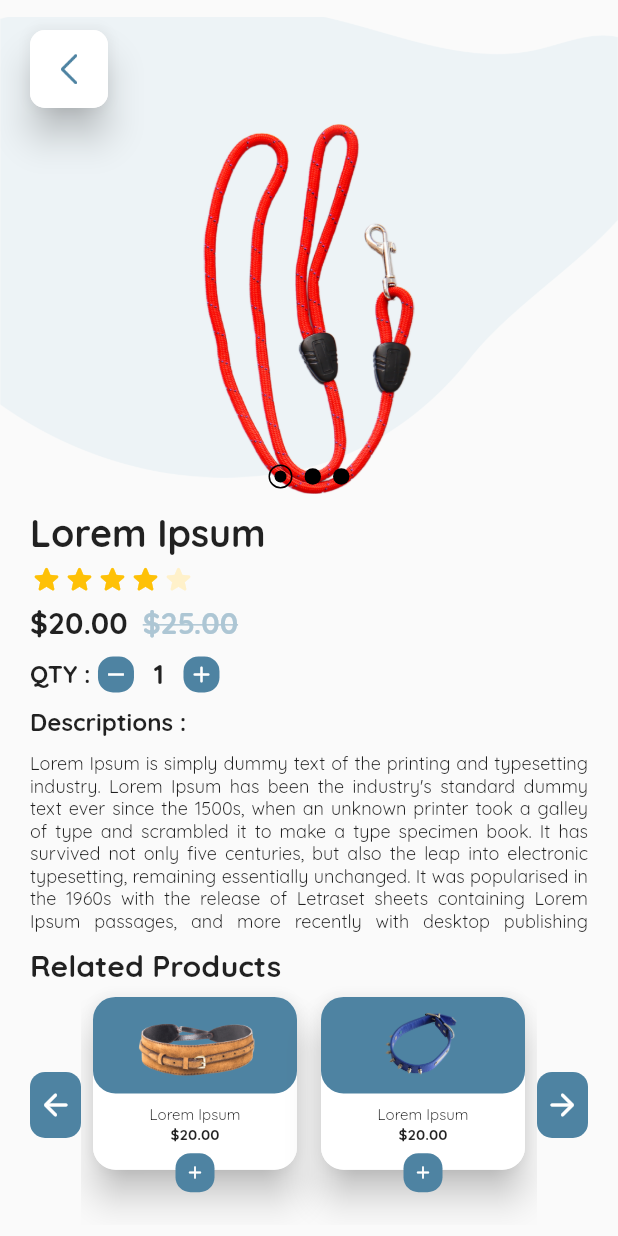
After one commit to rushit5560/Pet_Lover_Project, a Flutter app: the ProductDetailsScreen screen opened directly, on a phone screen of 412 x 824 dp. The commit adds this screen. Run offline on Flutter 3.47's test engine with Material 2 defaults, Android fonts, the phone set to English and light mode, and no system bars; drawn by our look-alikes of carousel_slider, flutter_rating_bar; our stand-ins replace flutter_slidable, get, pin_code_fields.

Commit message:
Product Details Screen UI

```diff
--- a/pet_lover_project/lib/common/common_widgets.dart
+++ b/pet_lover_project/lib/common/common_widgets.dart
@@ -78,7 +78,7 @@ class TextFieldElevationModule extends StatelessWidget {
   }
 }
 
-Widget commonAppBarModule({required title}) {
+Widget commonAppBarModule({required title, int? index}) {
   return Row(
     mainAxisAlignment: MainAxisAlignment.spaceBetween,
     children: [
@@ -91,12 +91,14 @@ Widget commonAppBarModule({required title}) {
           decoration: BoxDecoration(
               borderRadius: BorderRadius.circular(10), color: Colors.white),
           child: Image.asset(
-            AppImages.backButtonImg,
+            index == 0 ? AppImages.menuIconImg :AppImages.backButtonImg,
             scale: 2,
           ),
         ),
       ),
-      Text(
+      index == 0
+      ? Image.asset(AppImages.petLoverNameImg, scale: 3)
+      : Text(
         "$title",
         style: const TextStyle(
             color: Colors.black, fontWeight: FontWeight.bold, fontSize: 22),
--- a/pet_lover_project/lib/common/constants/app_colors.dart
+++ b/pet_lover_project/lib/common/constants/app_colors.dart
@@ -6,4 +6,6 @@ class AppColors {
   static Color colorLightBlue1 = const Color(0xFF68B5E1);
   static Color colorLightBlue = const Color(0xFFEDF3F6);
   static Color colorMenuLightBlue = const Color(0xFFadc6d4);
+  static Color colorOrange = const Color(0xfffec107);
+  static Color colorLightOrange = const Color(0xfffff1ca);
 }
--- a/pet_lover_project/lib/common/constants/app_images.dart
+++ b/pet_lover_project/lib/common/constants/app_images.dart
@@ -33,4 +33,17 @@ class AppImages {
   static const dog1Img = imageMainPath + "dog1.png";
   static const dog2Img = imageMainPath + "dog2.png";
   static const dog3Img = imageMainPath + "dog3.png";
+  static const menuIconImg = imageMainPath + "menu_icon.png";
+  static const petLoverNameImg = imageMainPath + "pet_lover_name.png";
+  static const msgIconImg = imageMainPath + "msg_icon.png";
+  static const productImgListImg = imageMainPath + "product_img_list.png";
+  static const product1Img = imageMainPath + "product1.png";
+  static const product2Img = imageMainPath + "product2.png";
+  static const product3Img = imageMainPath + "product3.png";
+  static const plusDarkBlueImg = imageMainPath + "plus_dark_blue.png";
+  static const addImageImg = imageMainPath + "add_image.png";
+  static const addVideoImg = imageMainPath + "add_video.png";
+  static const debitCardImg = imageMainPath + "debit_card.png";
+  static const upiImg = imageMainPath + "upi_payment.png";
+  static const cashOnDeliveryImg = imageMainPath + "cash_on_delivery.png";
 }
--- a/pet_lover_project/lib/controllers/home_screen_controller/home_screen_controller.dart
+++ b/pet_lover_project/lib/controllers/home_screen_controller/home_screen_controller.dart
@@ -6,8 +6,8 @@ import '../../common/constants/app_images.dart';
 class HomeScreenController extends GetxController {
   final searchTextFieldController = TextEditingController();
 
-  var servicePage = PageController(initialPage: 0, viewportFraction: 0.50);
-  var matchPage = PageController(initialPage: 0, viewportFraction: 0.33);
+  var servicePageController = PageController(initialPage: 0, viewportFraction: 1);
+  var matchPageController = PageController(initialPage: 0, viewportFraction: 0.33);
   RxInt selectedPageIndex = 0.obs;
   RxInt selectedPetMatchIndex = 0.obs;
 
--- /dev/null
+++ b/pet_lover_project/lib/controllers/product_details_screen_controller/product_details_screen_controller.dart
@@ -0,0 +1,23 @@
+import 'package:flutter/material.dart';
+import 'package:get/get.dart';
+
+import '../../common/constants/app_images.dart';
+
+class ProductDetailsScreenController extends GetxController {
+  List<String> productImageLists = [(AppImages.accessories1Img), (AppImages.accessories2Img), (AppImages.accessories3Img)];
+  RxInt activeIndex = 0.obs;
+  RxInt productItemQty = 1.obs;
+  String descriptionText = "Lorem Ipsum is simply dummy text of the printing and typesetting industry. Lorem Ipsum has been the industry's standard dummy text ever since the 1500s, when an unknown printer took a galley of type and scrambled it to make a type specimen book. It has survived not only five centuries, but also the leap into electronic typesetting, remaining essentially unchanged. It was popularised in the 1960s with the release of Letraset sheets containing Lorem Ipsum passages, and more recently with desktop publishing software like Aldus PageMaker including versions of Lorem Ipsum.";
+  List<String> relatedProductList = [(AppImages.product1Img), (AppImages.product2Img), (AppImages.product3Img), (AppImages.product1Img), (AppImages.product2Img), (AppImages.product3Img)];
+  var relatedPageController = PageController(initialPage: 0, viewportFraction: 0.50);
+  RxInt selectedRelatedIndex = 0.obs;
+
+  relatedProductPreviousClick({required PageController pageController}) {
+    pageController.previousPage(duration: 300.milliseconds, curve: Curves.ease);
+  }
+
+  relatedProductNextClick({required PageController pageController}) {
+    pageController.nextPage(duration: 300.milliseconds, curve: Curves.ease);
+  }
+
+}
--- a/pet_lover_project/lib/screens/home_screen/home_screen.dart
+++ b/pet_lover_project/lib/screens/home_screen/home_screen.dart
@@ -19,7 +19,7 @@ class HomeScreen extends StatelessWidget {
           padding: const EdgeInsets.all(8.0),
           child: Column(
             children: [
-              commonAppBarModule(title: 'Pet Lover'),
+              commonAppBarModule(title: 'Pet Lover', index: 0),
               const SizedBox(height: 20),
               Expanded(
                 child: SingleChildScrollView(
--- a/pet_lover_project/lib/screens/home_screen/home_screen_widgets.dart
+++ b/pet_lover_project/lib/screens/home_screen/home_screen_widgets.dart
@@ -139,14 +139,14 @@ class PetServicesModule extends StatelessWidget {
         Row(
           children: [
             GestureDetector(
-                onTap: () {screenController.petServicePreviousClick(pageController: screenController.servicePage);},
+                onTap: () {screenController.petServicePreviousClick(pageController: screenController.servicePageController);},
                 child: const LeftArrowButtonModule()),
             Expanded(
               child: SizedBox(
                 height: 180,
                 child: PageView.builder(
                   padEnds: false,
-                  controller: screenController.servicePage,
+                  controller: screenController.servicePageController,
                   onPageChanged: screenController.selectedPageIndex,
                   itemCount: screenController.serviceLists.length,
                   itemBuilder: (context, index) {
@@ -228,7 +228,7 @@ class PetServicesModule extends StatelessWidget {
               ),
             ),
             GestureDetector(
-                onTap: () {screenController.petServiceNextClick(pageController: screenController.servicePage);},
+                onTap: () {screenController.petServiceNextClick(pageController: screenController.servicePageController);},
                 child: const RightArrowButtonModule()),
           ],
         ),
@@ -350,14 +350,14 @@ class PetMatchModule extends StatelessWidget {
         Row(
           children: [
             GestureDetector(
-                onTap: () {screenController.petServicePreviousClick(pageController: screenController.matchPage);},
+                onTap: () {screenController.petServicePreviousClick(pageController: screenController.matchPageController);},
                 child: const LeftArrowButtonModule()),
             Expanded(
               child: SizedBox(
                 height: 140,
                 child: PageView.builder(
                   padEnds: false,
-                  controller: screenController.matchPage,
+                  controller: screenController.matchPageController,
                   onPageChanged: screenController.selectedPetMatchIndex,
                   itemCount: screenController.petMatchList.length,
                   itemBuilder: (context, index) {
@@ -444,7 +444,7 @@ class PetMatchModule extends StatelessWidget {
               ),
             ),
             GestureDetector(
-                onTap: () {screenController.petServiceNextClick(pageController: screenController.matchPage);},
+                onTap: () {screenController.petServiceNextClick(pageController: screenController.matchPageController);},
                 child: const RightArrowButtonModule()),
           ],
         ),
--- /dev/null
+++ b/pet_lover_project/lib/screens/product_details_screen/product_details_screen.dart
@@ -0,0 +1,53 @@
+import 'package:flutter/material.dart';
+import 'package:get/get.dart';
+import '../../controllers/product_details_screen_controller/product_details_screen_controller.dart';
+import 'product_details_screen_widgets.dart';
+
+class ProductDetailsScreen extends StatelessWidget {
+  ProductDetailsScreen({Key? key}) : super(key: key);
+  final productDetailsScreenController =
+      Get.put(ProductDetailsScreenController());
+
+  @override
+  Widget build(BuildContext context) {
+    return Scaffold(
+      body: SafeArea(
+        child: Stack(
+          children: [
+            SingleChildScrollView(
+              child: Column(
+                crossAxisAlignment: CrossAxisAlignment.start,
+                children: [
+                  ProductImageListModule(),
+                  const SizedBox(height: 10),
+                  Padding(
+                    padding: const EdgeInsets.symmetric(horizontal: 20),
+                    child: Column(
+                      children: [
+                        ProductTitleAndPriceModule(),
+                        const SizedBox(height: 10),
+                        ProductQtyModule(),
+                        const SizedBox(height: 10),
+                        ProductDescriptionModule(),
+                        const SizedBox(height: 10),
+                        RelatedProductsModule(),
+                        const SizedBox(height: 10),
+                        const AddToCartButtonModule(),
+                        const SizedBox(height: 10),
+                      ],
+                    ),
+                  ),
+                ],
+              ),
+            ),
+            const Positioned(
+              top: 20,
+              left: 20,
+              child: BackButtonModule(),
+            ),
+          ],
+        ),
+      ),
+    );
+  }
+}
--- /dev/null
+++ b/pet_lover_project/lib/screens/product_details_screen/product_details_screen_widgets.dart
@@ -0,0 +1,449 @@
+import 'package:carousel_slider/carousel_slider.dart';
+import 'package:flutter/cupertino.dart';
+import 'package:flutter/material.dart';
+import 'package:flutter_rating_bar/flutter_rating_bar.dart';
+import 'package:get/get.dart';
+import 'package:pet_lover_project/common/constants/app_colors.dart';
+
+import '../../common/common_widgets.dart';
+import '../../common/constants/app_images.dart';
+import '../../controllers/product_details_screen_controller/product_details_screen_controller.dart';
+
+class ProductImageListModule extends StatelessWidget {
+  ProductImageListModule({Key? key}) : super(key: key);
+  final screenController = Get.find<ProductDetailsScreenController>();
+
+  @override
+  Widget build(BuildContext context) {
+    return Container(
+      height: Get.height * 0.40,
+      width: Get.width,
+      decoration: const BoxDecoration(
+          image: DecorationImage(
+        image: AssetImage(AppImages.productImgListImg),
+        // fit: BoxFit.cover
+      )),
+      child: Stack(
+        alignment: Alignment.bottomCenter,
+        children: [
+          CarouselSlider.builder(
+            itemCount: screenController.productImageLists.length,
+            options: CarouselOptions(
+                height: Get.height * 0.30,
+                autoPlay: true,
+                viewportFraction: 1,
+                onPageChanged: (index, reason) {
+                  screenController.activeIndex.value = index;
+                }),
+            itemBuilder: (context, index, realIndex) {
+              return Container(
+                decoration: BoxDecoration(
+                  image: DecorationImage(
+                    image:
+                        AssetImage(screenController.productImageLists[index]),
+                  ),
+                ),
+              );
+            },
+          ),
+          _indicatorModule(),
+        ],
+      ),
+    );
+  }
+
+  Widget _indicatorModule() {
+    return Obx(
+      () => Row(
+        mainAxisAlignment: MainAxisAlignment.center,
+        children: List.generate(
+          screenController.productImageLists.length,
+          (index) => screenController.activeIndex.value == index
+              ? Container(
+                  margin: const EdgeInsets.all(4),
+                  height: 16,
+                  width: 16,
+                  decoration: BoxDecoration(
+                    shape: BoxShape.circle,
+                    color: Colors.transparent,
+                    border: Border.all(color: Colors.black),
+                  ),
+                  child: Padding(
+                    padding: const EdgeInsets.all(3),
+                    child: Container(
+                      decoration: const BoxDecoration(
+                        shape: BoxShape.circle,
+                        color: Colors.black,
+                      ),
+                    ),
+                  ),
+                )
+              : Container(
+                  margin: const EdgeInsets.all(4),
+                  width: 11,
+                  height: 11,
+                  decoration: const BoxDecoration(
+                    color: Colors.black,
+                    shape: BoxShape.circle,
+                  ),
+                ),
+        ),
+      ),
+    );
+  }
+}
+
+class ProductTitleAndPriceModule extends StatelessWidget {
+  ProductTitleAndPriceModule({Key? key}) : super(key: key);
+  final screenController = Get.find<ProductDetailsScreenController>();
+
+  @override
+  Widget build(BuildContext context) {
+    return Column(
+      crossAxisAlignment: CrossAxisAlignment.start,
+      children: [
+        const Text(
+          'Lorem Ipsum',
+          maxLines: 1,
+          style: TextStyle(
+            fontWeight: FontWeight.bold,
+            fontSize: 25,
+          ),
+        ),
+        const SizedBox(height: 5),
+        RatingBar.builder(
+          itemCount: 5,
+          unratedColor: AppColors.colorLightOrange,
+          allowHalfRating: true,
+          itemSize: 22,
+          minRating: 0,
+          glow: false,
+          initialRating: 4,
+          itemBuilder: (context, _) {
+            return Icon(
+              Icons.star_rounded,
+              color: AppColors.colorOrange,
+            );
+          },
+          onRatingUpdate: (value){},
+        ),
+        const SizedBox(height: 5),
+        Row(
+          children: [
+            const Text(
+              '\$20.00',
+              style: TextStyle(
+                fontWeight: FontWeight.bold,
+                fontSize: 20,
+              ),
+            ),
+            const SizedBox(width: 10),
+            Text(
+              '\$25.00',
+              style: TextStyle(
+                fontSize: 20,
+                fontWeight: FontWeight.bold,
+                color: AppColors.colorMenuLightBlue,
+                decoration: TextDecoration.lineThrough,
+              ),
+            ),
+          ],
+        ),
+      ],
+    );
+  }
+}
+
+class ProductQtyModule extends StatelessWidget {
+  ProductQtyModule({Key? key}) : super(key: key);
+  final screenController = Get.find<ProductDetailsScreenController>();
+
+  @override
+  Widget build(BuildContext context) {
+    return Row(
+      children: [
+        const Text(
+          'QTY :',
+          style: TextStyle(
+            fontWeight: FontWeight.bold,
+            fontSize: 16,
+          ),
+        ),
+        const SizedBox(width: 5),
+        _decButton(),
+        const SizedBox(width: 5),
+        Obx(
+          ()=> Container(
+            alignment: Alignment.center,
+            width: 23,
+            child: Text(
+              '${screenController.productItemQty.value}',
+              style: const  TextStyle(
+                fontSize: 18,
+                fontWeight: FontWeight.bold,
+              ),
+            ),
+          ),
+        ),
+        const SizedBox(width: 5),
+        _incButton(),
+      ],
+    );
+  }
+
+  Widget _decButton() {
+    return GestureDetector(
+      onTap: () {
+        screenController.productItemQty.value -= 1;
+      },
+      child: Container(
+        child: const Padding(
+          padding: EdgeInsets.all(3),
+          child: Icon(Icons.remove, color: Colors.white, size: 18),
+        ),
+        decoration: BoxDecoration(
+            borderRadius: BorderRadius.circular(10),
+            color: AppColors.colorDarkBlue1
+        ),
+      ),
+    );
+  }
+
+  Widget _incButton() {
+    return GestureDetector(
+      onTap: () {
+        screenController.productItemQty.value += 1;
+      },
+      child: Container(
+        child: const Padding(
+          padding: EdgeInsets.all(3),
+          child: Icon(Icons.add_rounded, color: Colors.white, size: 18),
+        ),
+        decoration: BoxDecoration(
+            borderRadius: BorderRadius.circular(10),
+            color: AppColors.colorDarkBlue1
+        ),
+      ),
+    );
+  }
+}
+
+class ProductDescriptionModule extends StatelessWidget {
+  ProductDescriptionModule({Key? key}) : super(key: key);
+  final screenController = Get.find<ProductDetailsScreenController>();
+
+  @override
+  Widget build(BuildContext context) {
+    return Column(
+      crossAxisAlignment: CrossAxisAlignment.start,
+      children: [
+        const Text(
+          'Descriptions :',
+          maxLines: 1,
+          style: TextStyle(
+            fontWeight: FontWeight.bold,
+            fontSize: 16
+          ),
+        ),
+        const SizedBox(height: 10),
+        Text(
+          screenController.descriptionText,
+          maxLines: 8,
+          textAlign: TextAlign.justify,
+          style: const TextStyle(
+            fontSize: 12
+          ),
+        ),
+      ],
+    );
+  }
+}
+
+class RelatedProductsModule extends StatelessWidget {
+  RelatedProductsModule({Key? key}) : super(key: key);
+  final screenController = Get.find<ProductDetailsScreenController>();
+
+  @override
+  Widget build(BuildContext context) {
+    return Column(
+      crossAxisAlignment: CrossAxisAlignment.start,
+      children: [
+        const Text(
+          'Related Products',
+          style: TextStyle(
+            fontWeight: FontWeight.bold,
+            fontSize: 20,
+          ),
+        ),
+        _relatedProductsListModule(),
+      ],
+    );
+  }
+
+  Widget _relatedProductsListModule() {
+    return Row(
+      children: [
+        GestureDetector(
+            onTap: () {
+              screenController.relatedProductPreviousClick(pageController: screenController.relatedPageController);
+            },
+            child: const LeftArrowButtonModule()),
+        Expanded(
+          child: SizedBox(
+            height: 160,
+            child: PageView.builder(
+              padEnds: false,
+              controller: screenController.relatedPageController,
+              onPageChanged: screenController.selectedRelatedIndex,
+              itemCount: screenController.relatedProductList.length,
+              itemBuilder: (context, index) {
+                return Padding(
+                  padding: const EdgeInsets.all(8.0),
+                  child: Column(
+                    children: [
+                      Expanded(
+                        flex: 80,
+                        child: Stack(
+                          alignment: Alignment.bottomCenter,
+                          clipBehavior: Clip.none,
+                          children: [
+                            Material(
+                              elevation: 10,
+                              borderRadius: BorderRadius.circular(15),
+                              child: Container(
+                                decoration: BoxDecoration(
+                                  color: Colors.white,
+                                  borderRadius: BorderRadius.circular(15),
+                                ),
+                                child: Column(
+                                  children: [
+                                    Expanded(
+                                      flex: 60,
+                                      child: Container(
+                                        width: Get.width,
+                                        height: Get.height,
+                                        decoration: BoxDecoration(
+                                          borderRadius: BorderRadius.circular(15),
+                                          color: AppColors.colorDarkBlue1,
+                                        ),
+                                        child: Padding(
+                                          padding: const EdgeInsets.all(10),
+                                          child: Image.asset(screenController.relatedProductList[index]),
+                                        ),
+                                      ),
+                                    ),
+                                    const SizedBox(height: 8),
+                                    Expanded(
+                                      flex: 40,
+                                      child: Column(
+                                        children: const [
+                                          Text(
+                                            'Lorem Ipsum',
+                                            maxLines: 1,
+                                            overflow: TextOverflow.ellipsis,
+                                            style: TextStyle(fontSize: 10),
+                                          ),
+                                          Text(
+                                            '\$20.00',
+                                            maxLines: 1,
+                                            overflow: TextOverflow.ellipsis,
+                                            style: TextStyle(
+                                                fontSize: 10,
+                                                fontWeight: FontWeight.bold),
+                                          ),
+                                        ],
+                                      ),
+                                    ),
+                                  ],
+                                ),
+                              ),
+                            ),
+                            Positioned(
+                              bottom: -15,
+                              child: Container(
+                                decoration: BoxDecoration(
+                                  borderRadius: BorderRadius.circular(10),
+                                  color: AppColors.colorDarkBlue1,
+                                ),
+                                child: const Padding(
+                                  padding: EdgeInsets.all(6),
+                                  child: Icon(Icons.add_rounded, color: Colors.white, size: 14),
+                                ),
+                              ),
+                            ),
+                          ],
+                        ),
+                      ),
+                      Expanded(
+                        flex: 20,
+                        child: Container(),
+                      ),
+                    ],
+                  ),
+                );
+              },
+            ),
+          ),
+        ),
+        GestureDetector(
+            onTap: () {
+              screenController.relatedProductNextClick(pageController: screenController.relatedPageController);
+            },
+            child: const RightArrowButtonModule()),
+      ],
+    );
+  }
+}
+
+class AddToCartButtonModule extends StatelessWidget {
+  const AddToCartButtonModule({Key? key}) : super(key: key);
+
+  @override
+  Widget build(BuildContext context) {
+    return Container(
+      alignment: Alignment.centerRight,
+      child: Container(
+        decoration: BoxDecoration(
+          borderRadius: BorderRadius.circular(10),
+          color: AppColors.colorDarkBlue1
+        ),
+        child: Padding(
+          padding: const EdgeInsets.symmetric(horizontal: 12, vertical: 10),
+          child: Text(
+            'ADD TO CART',
+            style: TextStyle(
+              fontWeight: FontWeight.bold,
+              color: Colors.white,
+            ),
+          ),
+        ),
+      ),
+    );
+  }
+}
+
+class BackButtonModule extends StatelessWidget {
+  const BackButtonModule({Key? key}) : super(key: key);
+
+  @override
+  Widget build(BuildContext context) {
+    return GestureDetector(
+      onTap: () => Get.back(),
+      child: Material(
+        elevation: 10,
+        borderRadius: BorderRadius.circular(10),
+        child: Container(
+          height: 52,
+          width: 52,
+          decoration: BoxDecoration(
+              borderRadius: BorderRadius.circular(10),
+              color: Colors.white),
+          child: Image.asset(
+            AppImages.backButton,
+            scale: 2,
+          ),
+        ),
+      ),
+    );
+  }
+}
--- a/pet_lover_project/pubspec.yaml
+++ b/pet_lover_project/pubspec.yaml
@@ -37,6 +37,8 @@ dependencies:
   get: ^4.6.1
   flutter_slidable: ^1.2.0
   pin_code_fields: ^7.3.0
+  carousel_slider: ^4.0.0
+  flutter_rating_bar: ^4.0.0
 
 dev_dependencies:
   flutter_test:
```
Also changed, not shown: pet_lover_project/assets/images/menu_icon.png (added), pet_lover_project/assets/images/msg_icon.png (added), pet_lover_project/assets/images/pet_lover_name.png (added), pet_lover_project/assets/images/product1.png (added), pet_lover_project/assets/images/product2.png (added), pet_lover_project/assets/images/product3.png (added), pet_lover_project/assets/images/product_img_list.png (added).
